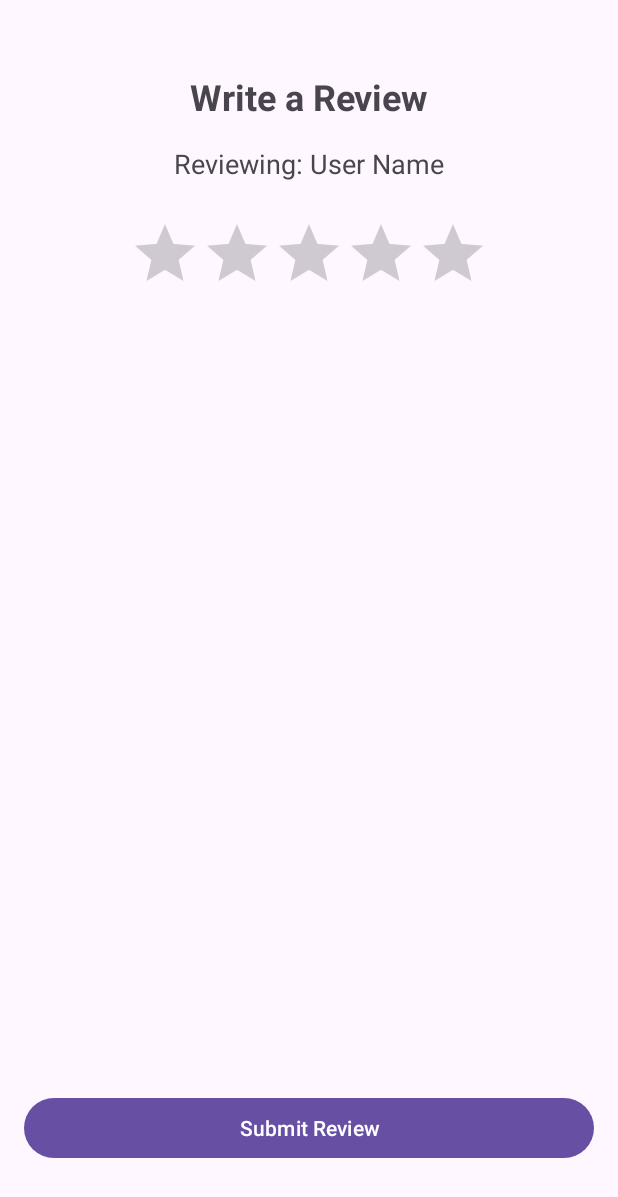
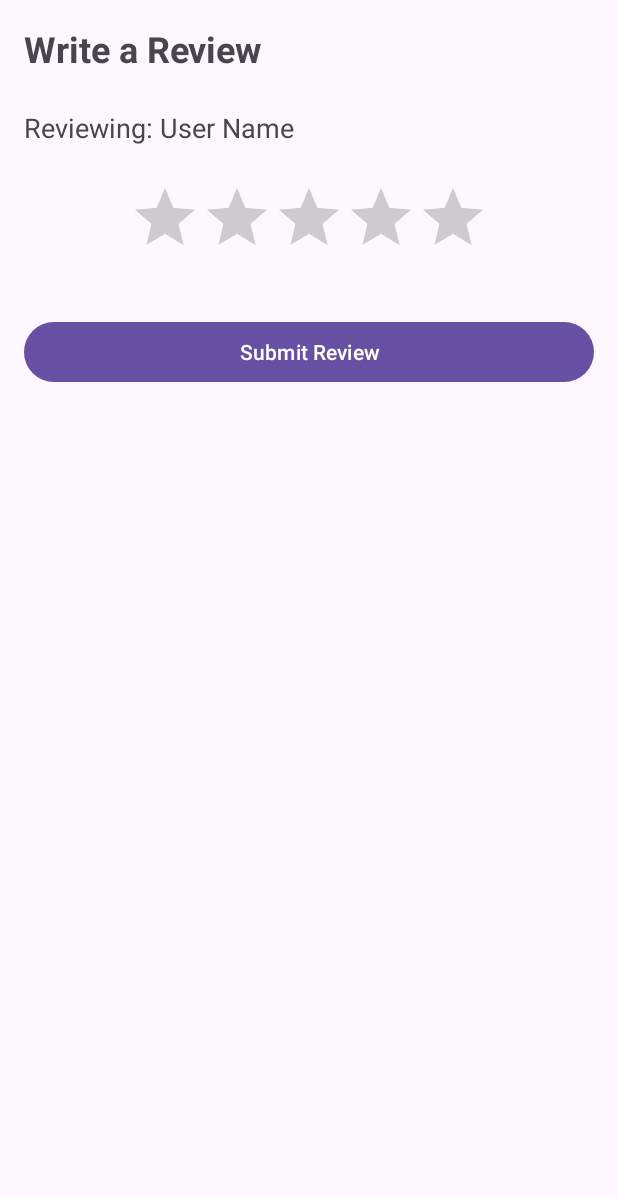
Before and after one commit to turbo-leg/COSC341, an Android app: the ReviewActivity screen opened directly, with no data from a screen before it, on a phone screen of 412 x 824 dp. Shown: the top 1197 px of the screen. Run offline under Robolectric (Android 15) with nearby library versions, the phone set to English and light mode, and no system bars; our stand-ins replace Firebase (no records; nobody signed in at launch, a user with empty details on screens opened directly).

Commit message:
ui improvements

```diff
--- a/app/src/main/res/layout/activity_review.xml
+++ b/app/src/main/res/layout/activity_review.xml
@@ -1,11 +1,15 @@
 <?xml version="1.0" encoding="utf-8"?>
-<androidx.constraintlayout.widget.ConstraintLayout xmlns:android="http://schemas.android.com/apk/res/android"
+<ScrollView xmlns:android="http://schemas.android.com/apk/res/android"
     xmlns:app="http://schemas.android.com/apk/res-auto"
     xmlns:tools="http://schemas.android.com/tools"
     android:layout_width="match_parent"
     android:layout_height="match_parent"
-    android:padding="16dp"
     tools:context=".ReviewActivity">
+
+    <androidx.constraintlayout.widget.ConstraintLayout
+        android:layout_width="match_parent"
+        android:layout_height="wrap_content"
+        android:padding="16dp">
 
         <TextView
             android:id="@+id/tvReviewTitle"
@@ -14,10 +18,8 @@
             android:text="Write a Review"
             android:textSize="24sp"
             android:textStyle="bold"
-        app:layout_constraintEnd_toEndOf="parent"
             app:layout_constraintStart_toStartOf="parent"
-        app:layout_constraintTop_toTopOf="parent"
-        android:layout_marginTop="32dp"/>
+            app:layout_constraintTop_toTopOf="parent" />
 
         <TextView
             android:id="@+id/tvRevieweeName"
@@ -25,10 +27,9 @@
             android:layout_height="wrap_content"
             android:text="Reviewing: User Name"
             android:textSize="18sp"
-        app:layout_constraintEnd_toEndOf="parent"
+            android:layout_marginTop="24dp"
             app:layout_constraintStart_toStartOf="parent"
-        app:layout_constraintTop_toBottomOf="@+id/tvReviewTitle"
-        android:layout_marginTop="16dp"/>
+            app:layout_constraintTop_toBottomOf="@+id/tvReviewTitle" />
 
         <RatingBar
             android:id="@+id/ratingBar"
@@ -37,19 +38,20 @@
             android:numStars="5"
             android:stepSize="1.0"
             android:rating="0"
+            android:layout_marginTop="24dp"
             app:layout_constraintEnd_toEndOf="parent"
             app:layout_constraintStart_toStartOf="parent"
-        app:layout_constraintTop_toBottomOf="@+id/tvRevieweeName"
-        android:layout_marginTop="24dp"/>
+            app:layout_constraintTop_toBottomOf="@+id/tvRevieweeName" />
 
         <Button
             android:id="@+id/btnSubmitReview"
             android:layout_width="match_parent"
             android:layout_height="wrap_content"
             android:text="Submit Review"
-        app:layout_constraintBottom_toBottomOf="parent"
+            android:layout_marginTop="32dp"
             app:layout_constraintEnd_toEndOf="parent"
             app:layout_constraintStart_toStartOf="parent"
-        android:layout_marginBottom="32dp"/>
+            app:layout_constraintTop_toBottomOf="@+id/ratingBar" />
 
     </androidx.constraintlayout.widget.ConstraintLayout>
+</ScrollView>
```
Also changed, not shown: app/src/main/java/com/example/project/HistoryActivity.java (+41 -19 lines), app/src/main/res/layout/activity_history.xml (+38 -6 lines). Lines whose indentation alone changed are shown as unchanged.
